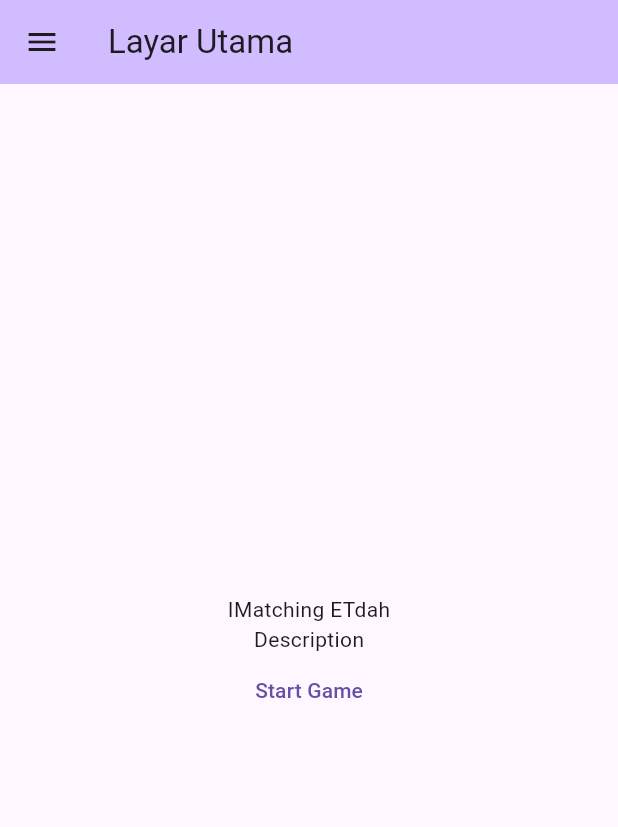
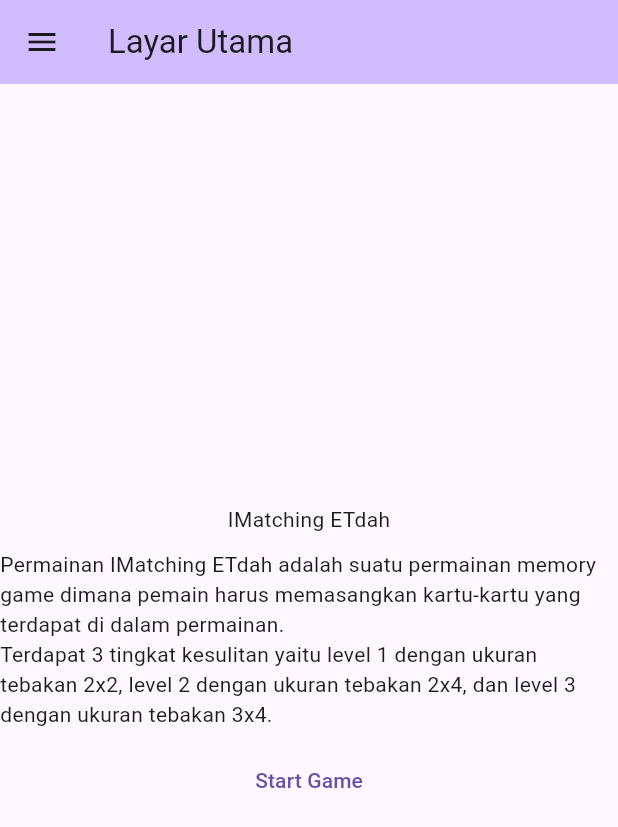
Before and after one commit to Ryunite/imatching_etdah, a Flutter app: the MyHomePage screen opened directly, on a phone screen of 412 x 824 dp. Shown: the top 827 px of the screen. Run offline on Flutter 3.47's test engine with Material 3 defaults, Android fonts, the light colour scheme and no system bars; our stand-ins replace shared_preferences; accounts and stored records are empty.

Commit message:
Update main.dart

```diff
--- a/lib/main.dart
+++ b/lib/main.dart
@@ -127,7 +127,14 @@ class _MyHomePageState extends State<MyHomePage> {
           mainAxisAlignment: MainAxisAlignment.center,
           children: [
             Text('IMatching ETdah'),
-            Text('Description'),
+            Divider(height: 10, color: Colors.transparent),
+            Text(
+              'Permainan IMatching ETdah adalah suatu permainan memory game dimana pemain harus memasangkan kartu-kartu yang terdapat di dalam permainan.',
+            ),
+            Text(
+              'Terdapat 3 tingkat kesulitan yaitu level 1 dengan ukuran tebakan 2x2, level 2 dengan ukuran tebakan 2x4, dan level 3 dengan ukuran tebakan 3x4.',
+            ),
+            Divider(height: 10, color: Colors.transparent),
             TextButton(
               onPressed: () {
                 setState(() {
```
